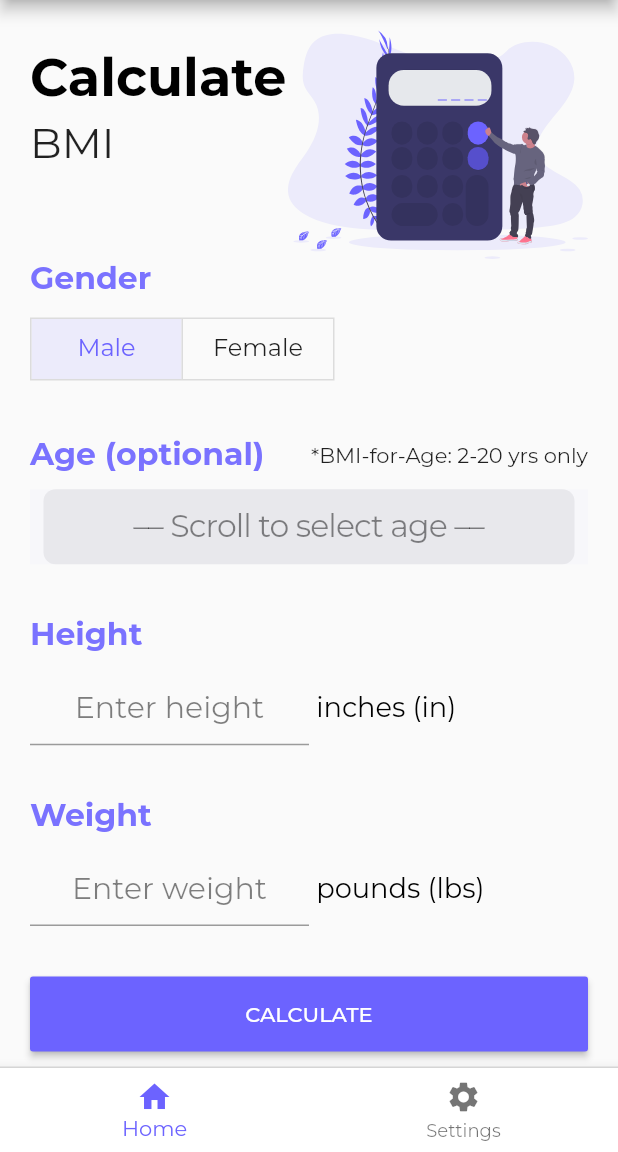
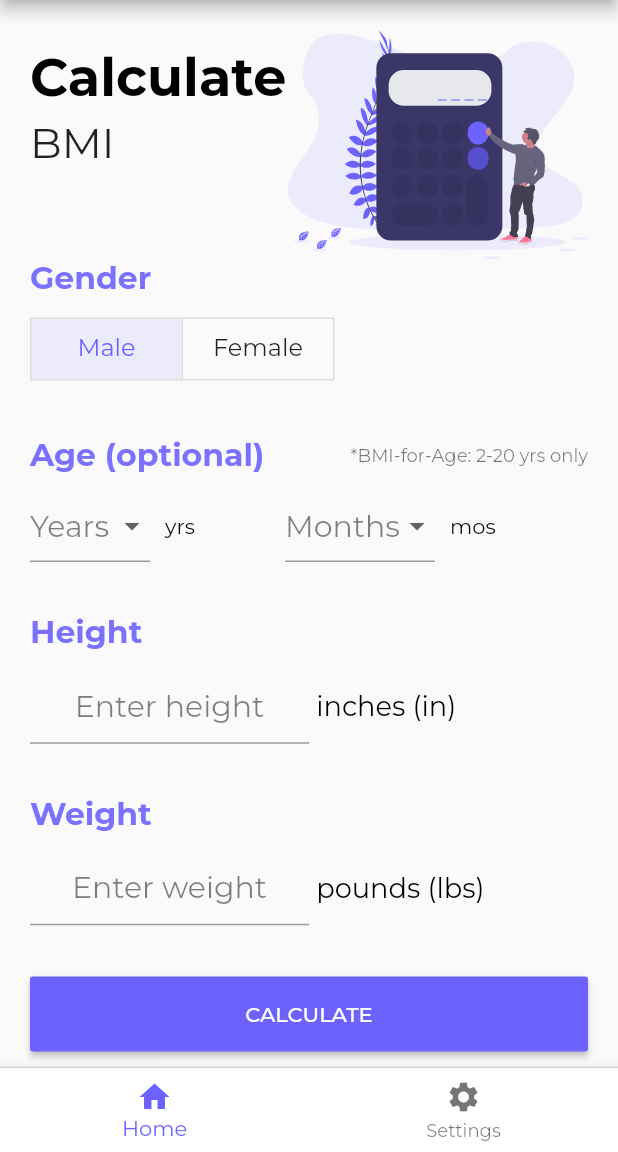
Before and after one commit to FabianDean/bmi_app, a Flutter app: the screen it shows after launch, on a phone screen of 412 x 824 dp, the part 84-1236 px from its top. Run offline on Flutter 3.47's test engine with Material 2 defaults, Android fonts, the phone set to English and light mode, and no system bars; our stand-ins replace flutter_icons, flutter_svg, google_fonts, shared_preferences; accounts and stored records are empty; project files that could hold a hidden picture were left out.

Commit message:
Update HomePage.dart
Changed input style of age from CupertinoPicker (age in years only) to x2 DropdownButtonFormField (age in years and months). Still need to work on logic for new age format

```diff
--- a/lib/pages/HomePage.dart
+++ b/lib/pages/HomePage.dart
@@ -2,7 +2,6 @@ import 'package:easy_bmi/models/UserInputModel.dart';
 import 'package:flutter/material.dart';
 import 'package:flutter/cupertino.dart';
 import 'package:flutter_svg/flutter_svg.dart';
-import 'package:google_fonts/google_fonts.dart';
 import 'package:provider/provider.dart';
 import 'package:shared_preferences/shared_preferences.dart';
 import 'package:easy_bmi/models/SystemModel.dart';
@@ -21,8 +20,18 @@ class _HomePageState extends State<HomePage>
   TextEditingController _weightController = TextEditingController();
   final _heightKey = GlobalKey<FormFieldState>();
   TextEditingController _heightController = TextEditingController();
-  int _age, _maxAge = 20;
+  int _age;
   SharedPreferences _prefs;
+  int _years;
+  int _months;
+  List<dynamic> _validYears = List.generate(20, (index) {
+    if (index == 0) return "Years";
+    return index + 1;
+  });
+  List<dynamic> _validMonths = List.generate(13, (index) {
+    if (index == 0) return "Months";
+    return index;
+  });
 
   @override
   bool get wantKeepAlive => true;
@@ -167,64 +176,117 @@ class _HomePageState extends State<HomePage>
                       mainAxisAlignment: MainAxisAlignment.spaceBetween,
                       children: <Widget>[
                         SectionTitle("Age (optional)"),
-                        Text("*BMI-for-Age: 2-20 yrs only")
+                        Text(
+                          "*BMI-for-Age: 2-20 yrs only",
+                          style: Theme.of(context).textTheme.caption,
+                        )
                       ],
                     ),
                     SizedBox(
                       height: MediaQuery.of(context).size.height < 700 ? 5 : 10,
                     ),
-                    CupertinoPicker.builder(
-                      backgroundColor: Globals.mainColor.withOpacity(0.02),
-                      itemExtent: 50,
-                      childCount: _maxAge,
-                      itemBuilder: (context, index) {
-                        if (index == 0)
-                          return Center(
-                            child: Text(
-                              "–– Scroll to select age ––",
-                              style: GoogleFonts.montserrat(
+                    Row(
+                      mainAxisAlignment: MainAxisAlignment.start,
+                      children: <Widget>[
+                        SizedBox(
+                          width: 80,
+                          child: DropdownButtonFormField(
+                            value: _years,
+                            style: Theme.of(context).textTheme.caption.copyWith(
+                                fontSize: 20, color: Globals.mainColor),
+                            hint: Text(
+                              "Years",
+                              style:
+                                  Theme.of(context).textTheme.caption.copyWith(
+                                        fontSize: 20,
                                         color: Theme.of(context)
                                             .textTheme
                                             .caption
                                             .color
-                                      .withOpacity(0.5)),
-                            ),
-                          );
-                        return Center(
-                          child: RichText(
-                            text: TextSpan(
-                              children: <TextSpan>[
-                                TextSpan(
-                                  text: (index + 1).toString(),
-                                  style: GoogleFonts.montserrat(
-                                    color: Globals.mainColor,
-                                    fontSize: 22,
+                                            .withOpacity(0.5),
                                       ),
                             ),
-                                TextSpan(
-                                  text: " years old",
-                                  style: GoogleFonts.montserrat(
+                            items: _validYears
+                                .map(
+                                  (item) => DropdownMenuItem(
+                                    value: item is String ? -1 : item,
+                                    child: Center(
+                                      child: Text(
+                                        "$item",
+                                      ),
+                                    ),
+                                  ),
+                                )
+                                .toList(),
+                            onChanged: (value) {
+                              setState(() {
+                                _years = value is String ? -1 : value;
+                              });
+                            },
+                          ),
+                        ),
+                        SizedBox(width: 10),
+                        Text(
+                          "yrs",
+                          style: TextStyle(
+                            color: Theme.of(context).textTheme.headline5.color,
+                          ),
+                        ),
+                        SizedBox(width: 60),
+                        SizedBox(
+                          width: 100,
+                          child: DropdownButtonFormField(
+                            value: _months,
+                            hint: Text(
+                              "Months",
+                              style:
+                                  Theme.of(context).textTheme.caption.copyWith(
+                                        fontSize: 20,
                                         color: Theme.of(context)
                                             .textTheme
-                                        .headline6
+                                            .caption
                                             .color
-                                        .withOpacity(0.9),
-                                    fontSize: 22,
+                                            .withOpacity(0.5),
+                                      ),
+                            ),
+                            items: _validMonths
+                                .map(
+                                  (item) => DropdownMenuItem(
+                                    value: item is String ? -1 : item,
+                                    child: Text(
+                                      "$item",
+                                      style: Theme.of(context)
+                                          .textTheme
+                                          .caption
+                                          .copyWith(
+                                            fontSize: 20,
+                                            color: !(item is String)
+                                                ? Globals.mainColor
+                                                : Theme.of(context)
+                                                    .textTheme
+                                                    .caption
+                                                    .color
+                                                    .withOpacity(0.5),
+                                          ),
+                                    ),
+                                  ),
+                                )
+                                .toList(),
+                            onChanged: (value) {
+                              setState(() {
+                                _months = value is String ? -1 : value;
+                              });
+                            },
+                          ),
+                        ),
+                        SizedBox(width: 10),
+                        Text(
+                          "mos",
+                          style: TextStyle(
+                            color: Theme.of(context).textTheme.headline5.color,
                           ),
                         ),
                       ],
-                            ),
-                          ),
-                        );
-                      },
-                      onSelectedItemChanged: (value) {
-                        setState(() {
-                          if (value == 0)
-                            _age = null; // picker on placeholder
-                          else
-                            _age = value + 1;
-                        });
-                      },
                     ),
                     Spacer(),
                     SectionTitle("Height"),
```
Lines whose indentation alone changed are shown as unchanged.
